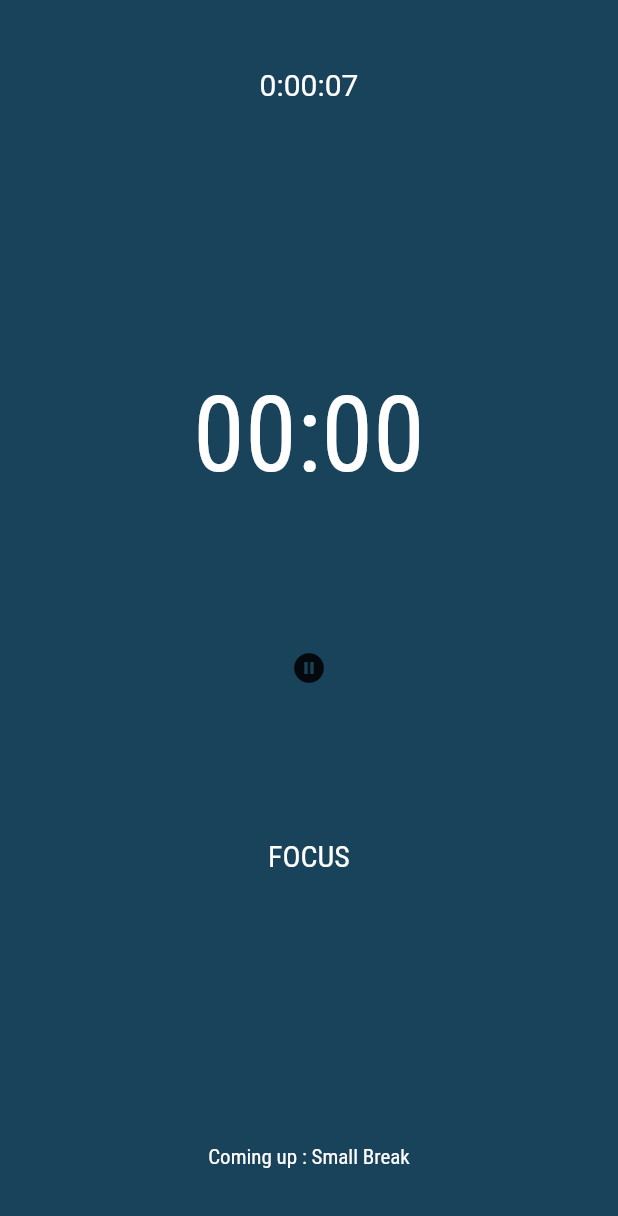
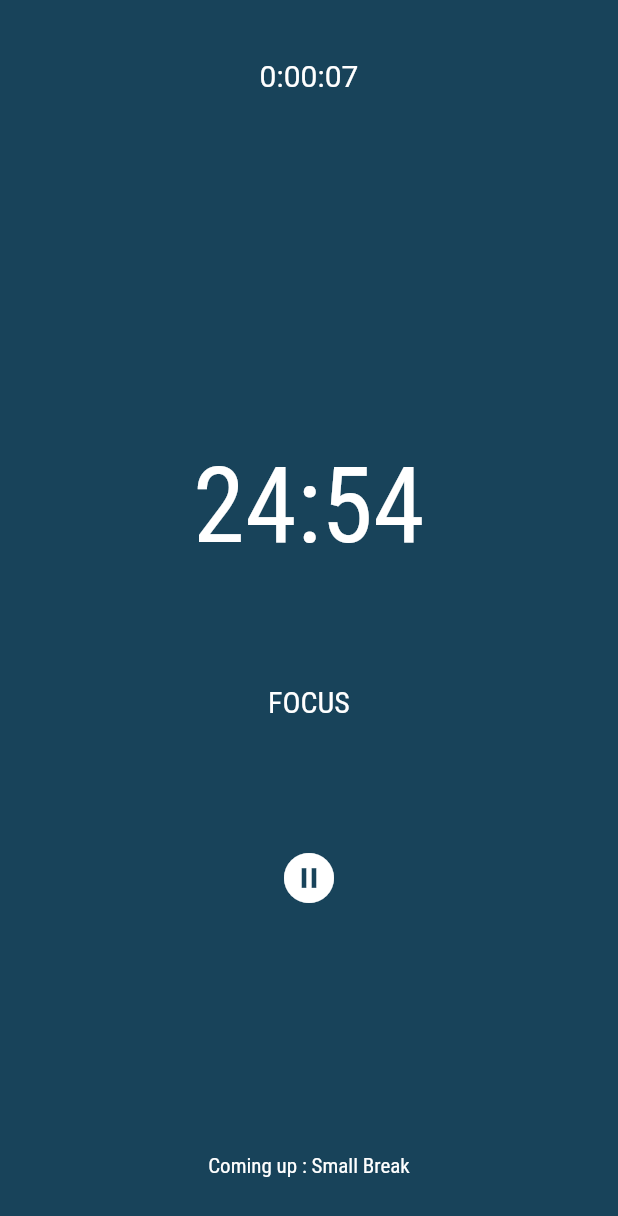
Before and after one commit to richardbonneau/pomodoro_flutter, a Flutter app: the screen it shows after launch, on a phone screen of 412 x 824 dp. Shown: the top 1216 px of the screen. Run offline on Flutter 3.47's test engine with Material 2 defaults, Android fonts, the phone set to English and light mode, and no system bars.

Commit message:
Pause button working

```diff
--- a/lib/main.dart
+++ b/lib/main.dart
@@ -12,7 +12,7 @@ class MyApp extends StatelessWidget {
         statusBarColor: Color(0xFF13293D),
         statusBarIconBrightness: Brightness.light));
     return MaterialApp(
-      home: new TimerOnly()
+      home: new TimerApp()
     );
   }
 }
--- a/lib/pages/TimerOnly.dart
+++ b/lib/pages/TimerOnly.dart
@@ -1,12 +1,12 @@
 import 'package:flutter/material.dart';
 import 'dart:async';
 
-class TimerOnly extends StatefulWidget {
+class TimerApp extends StatefulWidget {
   @override
-  State createState() => new TimerOnlyState();
+  State createState() => new TimerAppState();
 }
 
-class TimerOnlyState extends State<TimerOnly> {
+class TimerAppState extends State<TimerApp> {
   DateTime startingTime = DateTime.now();
   String timeWorked = "0:00:00";
   List<String> phases = [
@@ -20,24 +20,25 @@ class TimerOnlyState extends State<TimerOnly> {
     "Big Break"
   ];
 
-  String remainingTime = "0:00:00";
+  String remainingTimeUntilNextPhase = "00:00";
   DateTime phaseStartingTime = DateTime.now();
   var phaseTimes = {"FOCUS": 25, "Small Break": 5, "Big Break": 30};
   int currentPhaseIndex = 0;
   int nextPhaseIndex = 1;
 
   // Pause Button
+  bool isAppPaused = false;
+  Duration appPauseDuration = Duration();
   Icon pauseOrPlayIcon = Icon(Icons.pause_circle_filled);
-  bool isTimerPaused = false;
   onPressPause() {
-    if (!isTimerPaused)
+    if (!isAppPaused)
       this.setState(() {
-        isTimerPaused = true;
-        pauseOrPlayIcon = Icon(Icons.play_circle_filled);
+        isAppPaused = true;
+        pauseOrPlayIcon = Icon(Icons.play_arrow);
       });
     else {
-      isTimerPaused = false;
-      this.setState(() => pauseOrPlayIcon = Icon(Icons.pause_circle_filled));
+      isAppPaused = false;
+      this.setState(() => pauseOrPlayIcon = Icon(Icons.pause));
     }
   }
 
@@ -56,18 +57,21 @@ class TimerOnlyState extends State<TimerOnly> {
     super.initState();
 
     Timer.periodic(new Duration(seconds: 1), (timer) {
+      if (isAppPaused)
+        appPauseDuration = appPauseDuration + Duration(seconds: 1);
       //  Global Time Worked
       Duration elapsedTime = DateTime.now().difference(startingTime);
       String stringifiedElapsedTime = elapsedTime.toString().substring(0, 7);
 
       //  Phase Timer
-      Duration remainingTIme = phaseStartingTime.difference(DateTime.now()) +
-          Duration(minutes: phaseTimes[phases[currentPhaseIndex]]);
+      Duration remainingTime = phaseStartingTime.difference(DateTime.now()) +
+          Duration(minutes: phaseTimes[phases[currentPhaseIndex]], seconds: 1)+ appPauseDuration;
       String stringifiedRemainingTIme =
-          remainingTIme.toString().substring(0, 7);
+          remainingTime.toString().substring(2, 7);
 
       this.setState(() {
         timeWorked = stringifiedElapsedTime;
+        remainingTimeUntilNextPhase = stringifiedRemainingTIme;
       });
     });
   }
@@ -86,18 +90,24 @@ class TimerOnlyState extends State<TimerOnly> {
               Text(timeWorked,
                   style: TextStyle(color: Colors.white, fontSize: 20.0)),
               SizedBox(height: 0.0),
-              Text("00:00",
+              SizedBox(height: 0.0),
+              Text(remainingTimeUntilNextPhase,
                   style: TextStyle(
                       color: Colors.white,
                       fontSize: 70.0,
                       fontFamily: 'Roboto Condensed')),
-              IconButton(icon: pauseOrPlayIcon, onPressed: this.onPressPause),
               Text(
                 phases[currentPhaseIndex],
                 style: TextStyle(
                     fontFamily: 'Roboto Condensed',
                     color: Colors.white,
                     fontSize: 20.0),
+              ),
+              IconButton(
+                icon: pauseOrPlayIcon,
+                onPressed: this.onPressPause,
+                iconSize: 40.0,
+                color: Colors.white,
               ),
               SizedBox(height: 0.0),
               Text(
```
